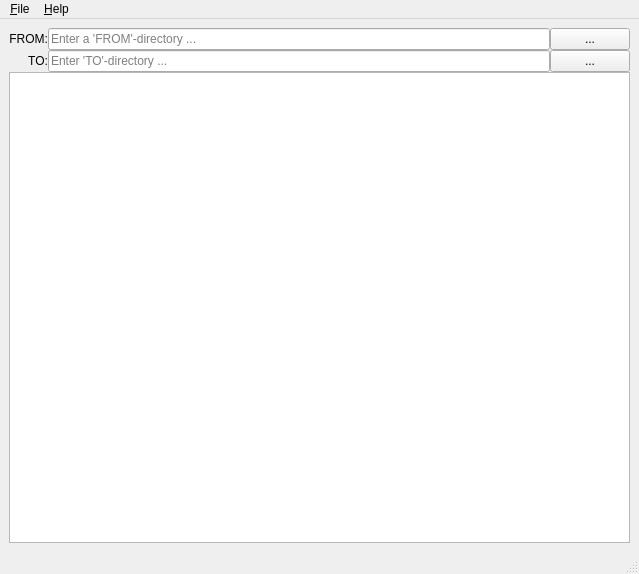
baskettaz/syncro, file syncro/gui/main.ui: the form before one commit.
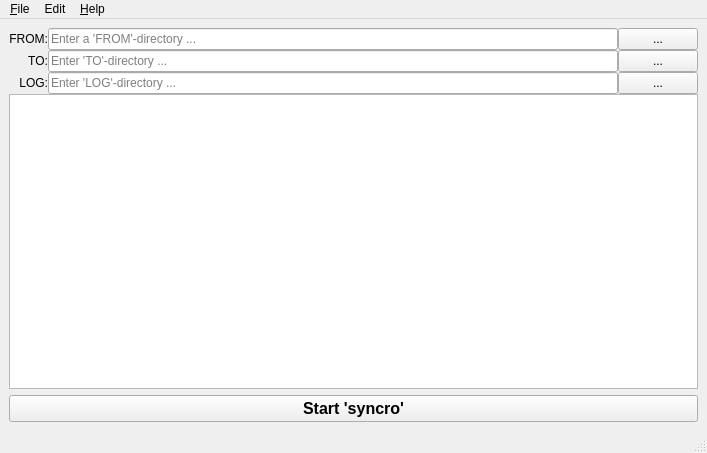
The form after the commit. Icons and pictures are not drawn.

Commit message: added some icons and log line

```diff
--- a/syncro/gui/main.ui
+++ b/syncro/gui/main.ui
@@ -6,8 +6,8 @@
    <rect>
     <x>0</x>
     <y>0</y>
-    <width>639</width>
-    <height>574</height>
+    <width>707</width>
+    <height>453</height>
    </rect>
   </property>
   <property name="windowTitle">
@@ -24,31 +24,24 @@
       <property name="spacing">
        <number>0</number>
       </property>
-      <item row="0" column="2">
-       <widget class="QLineEdit" name="from_dir">
-        <property name="placeholderText">
-         <string>Enter a 'FROM'-directory ...</string>
-        </property>
-       </widget>
-      </item>
-      <item row="1" column="2">
+      <item row="1" column="3">
        <widget class="QLineEdit" name="to_dir">
         <property name="placeholderText">
          <string>Enter 'TO'-directory ...</string>
         </property>
        </widget>
       </item>
-      <item row="1" column="3">
-       <widget class="QPushButton" name="get_to_dir">
+      <item row="2" column="4">
+       <widget class="QPushButton" name="get_log_dir">
         <property name="text">
          <string>...</string>
         </property>
        </widget>
       </item>
       <item row="0" column="3">
-       <widget class="QPushButton" name="get_from_dir">
-        <property name="text">
-         <string>...</string>
+       <widget class="QLineEdit" name="from_dir">
+        <property name="placeholderText">
+         <string>Enter a 'FROM'-directory ...</string>
         </property>
        </widget>
       </item>
@@ -75,11 +68,59 @@
         </property>
        </widget>
       </item>
-      <item row="2" column="1" colspan="3">
+      <item row="3" column="1" colspan="4">
        <widget class="QListView" name="listView"/>
       </item>
+      <item row="1" column="4">
+       <widget class="QPushButton" name="get_to_dir">
+        <property name="text">
+         <string>...</string>
+        </property>
+       </widget>
+      </item>
+      <item row="0" column="4">
+       <widget class="QPushButton" name="get_from_dir">
+        <property name="text">
+         <string>...</string>
+        </property>
+       </widget>
+      </item>
+      <item row="2" column="1">
+       <widget class="QLabel" name="log_label">
+        <property name="layoutDirection">
+         <enum>Qt::LeftToRight</enum>
+        </property>
+        <property name="text">
+         <string>LOG:</string>
+        </property>
+        <property name="alignment">
+         <set>Qt::AlignRight|Qt::AlignTrailing|Qt::AlignVCenter</set>
+        </property>
+       </widget>
+      </item>
+      <item row="2" column="2" colspan="2">
+       <widget class="QLineEdit" name="to_dir_2">
+        <property name="placeholderText">
+         <string>Enter 'LOG'-directory ...</string>
+        </property>
+       </widget>
+      </item>
      </layout>
     </item>
+    <item row="1" column="0">
+     <widget class="QPushButton" name="pushButton">
+      <property name="font">
+       <font>
+        <pointsize>12</pointsize>
+        <weight>75</weight>
+        <bold>true</bold>
+       </font>
+      </property>
+      <property name="text">
+       <string>Start 'syncro'</string>
+      </property>
+     </widget>
+    </item>
    </layout>
   </widget>
   <widget class="QMenuBar" name="menubar">
@@ -87,7 +128,7 @@
     <rect>
      <x>0</x>
      <y>0</y>
-     <width>639</width>
+     <width>707</width>
      <height>21</height>
     </rect>
    </property>
@@ -112,7 +153,15 @@
     <addaction name="actionRepository"/>
     <addaction name="actionAbout"/>
    </widget>
+   <widget class="QMenu" name="menuEdit">
+    <property name="title">
+     <string>Edit</string>
+    </property>
+    <addaction name="actionUndo"/>
+    <addaction name="actionRedo"/>
+   </widget>
    <addaction name="menuFile"/>
+   <addaction name="menuEdit"/>
    <addaction name="menuHelp"/>
   </widget>
   <widget class="QStatusBar" name="statusbar"/>
```
Left out of the diff: 30 changed lines with no effect on the pictures. The commit also changes 6 other files.
